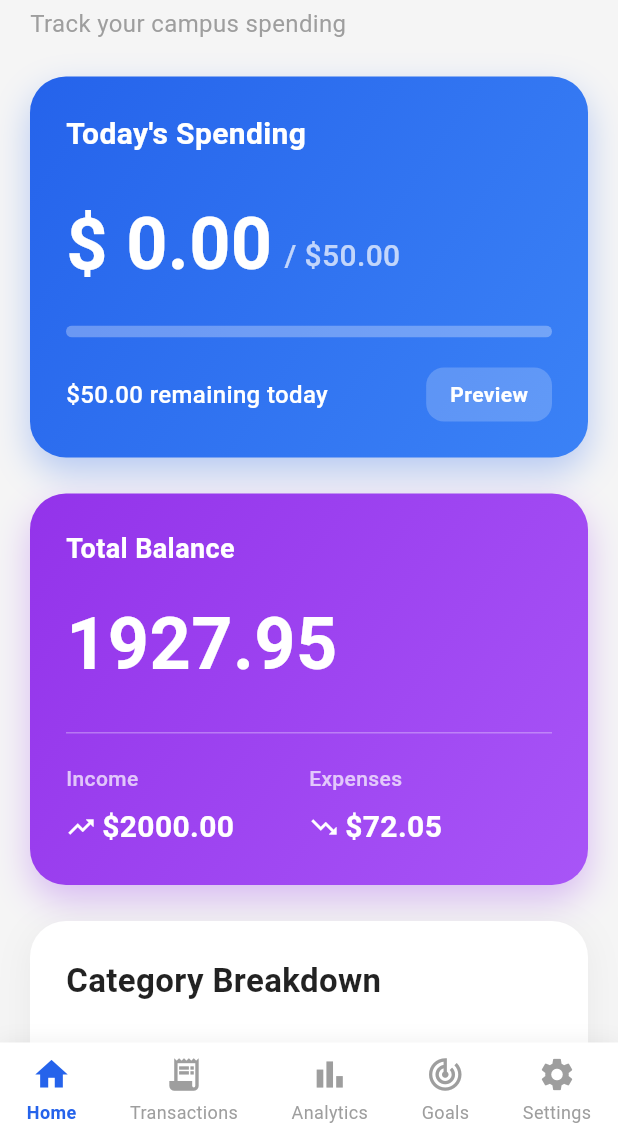
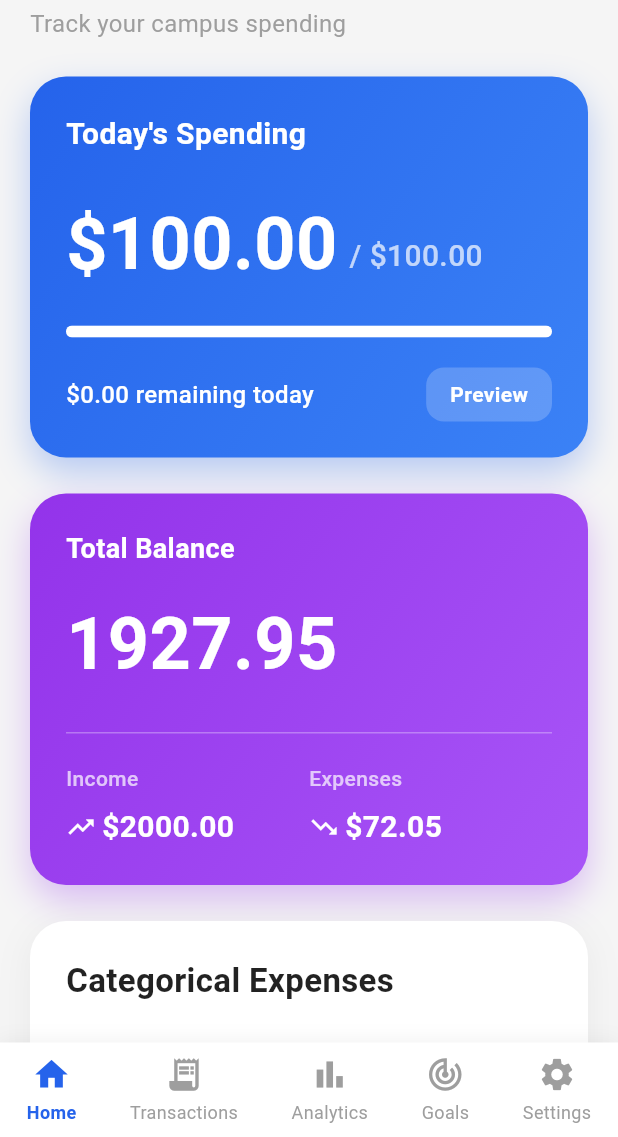
Before and after one commit to nalbursinan/budgetSU, a Flutter app: the screen it shows after launch, on a phone screen of 412 x 824 dp, the part 99-1236 px from its top. Run offline on Flutter 3.47's test engine with Material 3 defaults, Android fonts, the phone set to English and light mode, and no system bars; Roboto replaces fonts that are missing (SF Pro Display).

Commit message:
minor update

```diff
--- a/lib/screens/homescreen.dart
+++ b/lib/screens/homescreen.dart
@@ -48,9 +48,9 @@ class _HomePageState extends State<HomePage> with SingleTickerProviderStateMixin
               children: [
                 _buildHeader(),
                 const SizedBox(height: 24),
-                _buildTodaySpendingCard(),
+                _buildTodaySpendingCard(dailyLimit: 100, todaySpending: 100),
                 const SizedBox(height: 24),
-                _buildTotalBalanceCard(),
+                _buildTotalBalanceCard(totalBalance: 500,totalIncome: 800,totalExpenses: 300),
                 const SizedBox(height: 24),
                 _buildCategoryBreakdownCard(),
                 const SizedBox(height: 24),
@@ -67,12 +67,12 @@ class _HomePageState extends State<HomePage> with SingleTickerProviderStateMixin
     );
   }
 
-  Widget _buildHeader() {
+  Widget _buildHeader() { // header
     return FadeTransition(
       opacity: _animationController,
       child: Column(
         crossAxisAlignment: CrossAxisAlignment.start,
-        children: const [
+        children: [
           Text(
             'BudgetSU',
             style: TextStyle(
@@ -95,7 +95,11 @@ class _HomePageState extends State<HomePage> with SingleTickerProviderStateMixin
     );
   }
 
-  Widget _buildTodaySpendingCard() {
+  Widget _buildTodaySpendingCard({required double todaySpending,required double dailyLimit,}) { //todays spending
+
+    final double progress = (dailyLimit > 0) ? todaySpending / dailyLimit : 0.0;
+    // Kalan miktar
+    final double remaining = dailyLimit - todaySpending;
     return SlideTransition(
       position: Tween<Offset>(
         begin: const Offset(0, 0.3),
@@ -136,9 +140,9 @@ class _HomePageState extends State<HomePage> with SingleTickerProviderStateMixin
               const SizedBox(height: 24),
               Row(
                 crossAxisAlignment: CrossAxisAlignment.end,
-                children: const [
+                children: [
                   Text(
-                    '\$ 0.00',
+                    '\$${todaySpending.toStringAsFixed(2)}',
                     style: TextStyle(
                       color: Colors.white,
                       fontSize: 48,
@@ -149,7 +153,7 @@ class _HomePageState extends State<HomePage> with SingleTickerProviderStateMixin
                   Padding(
                     padding: EdgeInsets.only(bottom: 12),
                     child: Text(
-                      '/ \$50.00',
+                      '/ \$${dailyLimit.toStringAsFixed(2)}',
                       style: TextStyle(
                         color: Colors.white70,
                         fontSize: 20,
@@ -163,7 +167,7 @@ class _HomePageState extends State<HomePage> with SingleTickerProviderStateMixin
               ClipRRect(
                 borderRadius: BorderRadius.circular(10),
                 child: LinearProgressIndicator(
-                  value: 0.0,
+                  value: progress,
                   backgroundColor: Colors.white.withOpacity(0.3),
                   valueColor: const AlwaysStoppedAnimation<Color>(Colors.white),
                   minHeight: 8,
@@ -173,8 +177,8 @@ class _HomePageState extends State<HomePage> with SingleTickerProviderStateMixin
               Row(
                 mainAxisAlignment: MainAxisAlignment.spaceBetween,
                 children: [
-                  const Text(
-                    '\$50.00 remaining today',
+                   Text(
+                    '\$${remaining.toStringAsFixed(2)} remaining today',
                     style: TextStyle(
                       color: Colors.white,
                       fontSize: 16,
@@ -208,7 +212,7 @@ class _HomePageState extends State<HomePage> with SingleTickerProviderStateMixin
     );
   }
 
-  Widget _buildTotalBalanceCard() {
+  Widget _buildTotalBalanceCard({required double totalBalance, required double totalIncome, required double totalExpenses,}) {
     return Container(
       decoration: BoxDecoration(
         gradient: const LinearGradient(
@@ -331,7 +335,7 @@ class _HomePageState extends State<HomePage> with SingleTickerProviderStateMixin
     );
   }
 
-  Widget _buildCategoryBreakdownCard() {
+  Widget _buildCategoryBreakdownCard() { //Categorical expenses card
     return Container(
       decoration: BoxDecoration(
         color: Colors.white,
@@ -350,7 +354,7 @@ class _HomePageState extends State<HomePage> with SingleTickerProviderStateMixin
           crossAxisAlignment: CrossAxisAlignment.start,
           children: [
             const Text(
-              'Category Breakdown',
+              'Categorical Expenses',
               style: TextStyle(
                 fontSize: 22,
                 fontWeight: FontWeight.bold,
```
Also changed, not shown: lib/screens/transactions.dart (added).
